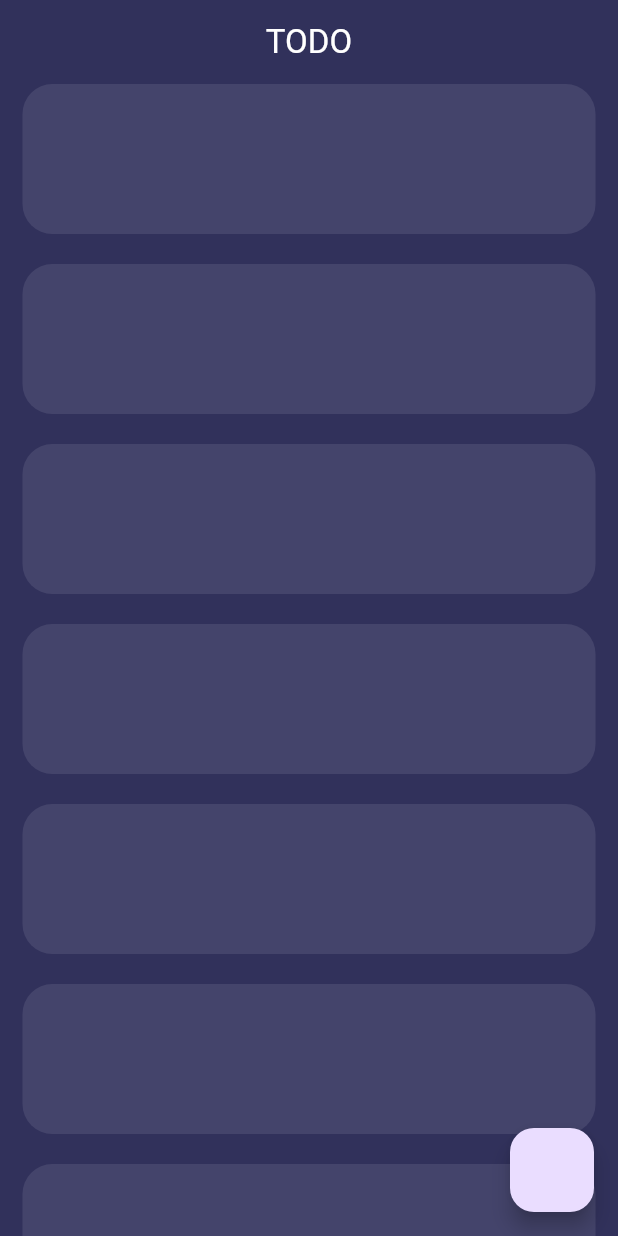
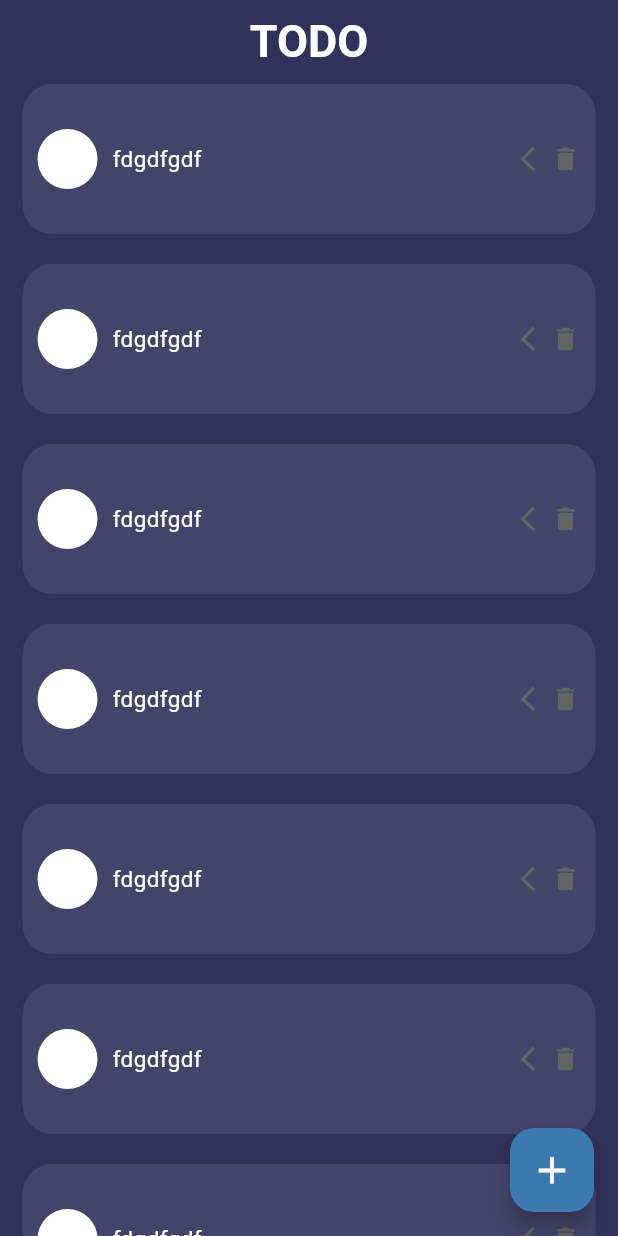
Before and after one commit to Sojourner64564/todo_testapp, a Flutter app: the screen it shows after launch, on a phone screen of 412 x 824 dp. Run offline on Flutter 3.47's test engine with Material 3 defaults, Android fonts, the phone set to English and light mode, and no system bars; drawn by our look-alikes of flutter_slidable.

Commit message:
вапвап

```diff
--- a/lib/core/my_colors/my_colors.dart
+++ b/lib/core/my_colors/my_colors.dart
@@ -4,5 +4,8 @@ class MyColors{
   static const backgroundColor = Color.fromRGBO(49, 49, 91, 1);
   static const whiteColor = Colors.white;
   static const tileColor = Color.fromRGBO(68, 68, 107, 1);
+  static const redColor = Colors.red;
+  static const buttonAddColor = Color.fromRGBO(61, 121, 177, 1);
+  static const greyColor = Color.fromRGBO(100, 100, 100, 1);
 
 }
--- a/lib/core/my_text_styles/my_text_styles.dart
+++ b/lib/core/my_text_styles/my_text_styles.dart
@@ -4,6 +4,17 @@ import 'package:todo_testapp/core/my_colors/my_colors.dart';
 class MyTextStyles{
   static const title1 = TextStyle(
     color: MyColors.whiteColor,
+    fontWeight: FontWeight.w700,
+    fontSize: 30,
   );
-
+  static const text1 = TextStyle(
+    color: MyColors.whiteColor,
+    fontWeight: FontWeight.w400,
+    fontSize: 15,
+  );
+  static const greyText1 = TextStyle(
+    color: MyColors.greyColor,
+    fontWeight: FontWeight.w400,
+    fontSize: 15,
+  );
 }
--- a/lib/features/todo_list/presentation/todo_list_screen/todo_list_page.dart
+++ b/lib/features/todo_list/presentation/todo_list_screen/todo_list_page.dart
@@ -1,5 +1,7 @@
 import 'package:flutter/material.dart';
 import 'package:todo_testapp/core/my_colors/my_colors.dart';
+import 'package:flutter_slidable/flutter_slidable.dart';
+import 'package:todo_testapp/core/my_text_styles/my_text_styles.dart';
 
 class TodoListPage extends StatelessWidget{
   const TodoListPage({super.key});
@@ -13,13 +15,68 @@ class TodoListPage extends StatelessWidget{
             itemCount: 50,
             itemBuilder: (BuildContext context, int index) {
                return Padding(
-                 padding: const EdgeInsets.fromLTRB(15, 0, 15, 20),
+                 padding: const EdgeInsets.fromLTRB(0, 0, 0, 20),
+                 child: Slidable(
+                   endActionPane: ActionPane(
+                     motion: const ScrollMotion(),
+                     children: [
+                       SlidableAction(
+                         onPressed: (context){
+
+                         },
+                         borderRadius: BorderRadius.circular(20),
+                         backgroundColor: MyColors.redColor,
+                         foregroundColor: Colors.white,
+                         icon: Icons.delete,
+                         label: 'Delete',
+                       ),
+                     ],
+                   ),
+                   child: Padding(
+                     padding: const EdgeInsets.symmetric(horizontal: 15),
                      child: Container(
                        height: 100,
                        width: double.infinity,
                        decoration: BoxDecoration(
                          color: MyColors.tileColor,
                           borderRadius: BorderRadius.circular(20),
+                       ),
+                       child: Padding(
+                         padding: const EdgeInsets.all(10),
+                         child: Row(
+                           children: [
+                               Container(
+                                 height: 40,
+                                 width: 40,
+                                 decoration: BoxDecoration(
+                                   borderRadius: BorderRadius.circular(50),
+                                   color: Colors.white,
+                                 ),
+                               ),
+                             const SizedBox(width: 10),
+                             const SizedBox(
+                               width: 250,
+                               child: Text(
+                                 'fdgdfgdf',
+                               overflow: TextOverflow.ellipsis,
+                               maxLines: 2,
+                               style: MyTextStyles.text1,
+                               ),
+                             ),
+                             const Spacer(),
+                             const Icon(
+                                 Icons.arrow_back_ios,
+                               size: 20,
+                               color: MyColors.greyColor,
+                             ),
+                            const Icon(Icons.delete,
+                              size: 20,
+                              color: MyColors.greyColor,
+                            )
+                         ],
+                         ),
+                       ),
+                     ),
                    ),
                  ),
                );
--- a/lib/features/todo_list/presentation/todo_list_screen/todo_list_screen.dart
+++ b/lib/features/todo_list/presentation/todo_list_screen/todo_list_screen.dart
@@ -20,6 +20,12 @@ class TodoListScreen extends StatelessWidget {
       ),
       floatingActionButton: FloatingActionButton(
         onPressed: () {},
+        backgroundColor: MyColors.buttonAddColor,
+        child: const Icon(
+          Icons.add,
+          size: 30,
+          color: MyColors.whiteColor,
+        ),
       ),
       body: const TodoListPage(),
     );
```
Lines whose indentation alone changed are shown as unchanged.
